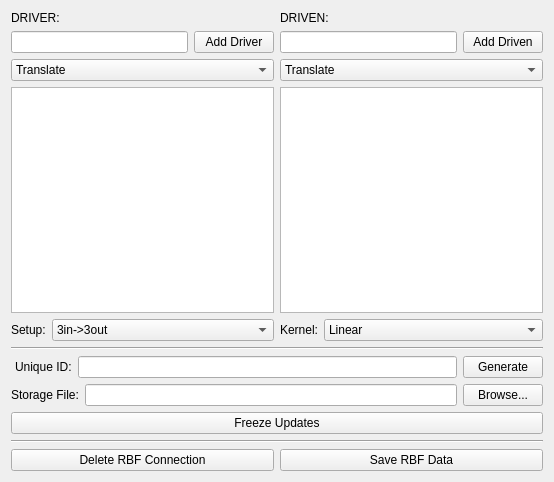
First picture: the form in SimonsSandbox/RBFManagerWidget.ui, repository sburdick-code/MayaScripts, before the edit.
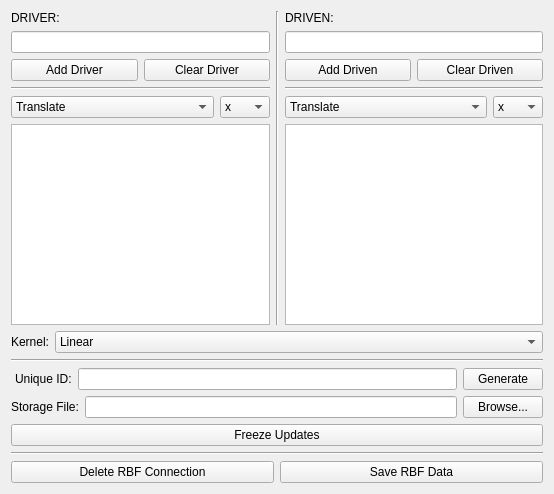
Second picture: the form after the edit.

Commit message: setup xyz selection for RBF Manager

The edit to the form file:
```diff
--- a/SimonsSandbox/RBFManagerWidget.ui
+++ b/SimonsSandbox/RBFManagerWidget.ui
@@ -7,7 +7,7 @@
     <x>0</x>
     <y>0</y>
     <width>554</width>
-    <height>482</height>
+    <height>494</height>
    </rect>
   </property>
   <property name="windowTitle">
@@ -26,19 +26,35 @@
         </widget>
        </item>
        <item>
-        <layout class="QHBoxLayout" name="horizontalLayout_2">
-         <item>
           <widget class="QLineEdit" name="Driver_LineEdit"/>
          </item>
          <item>
+        <layout class="QHBoxLayout" name="horizontalLayout_2">
+         <item>
           <widget class="QPushButton" name="AddDriver_Button">
            <property name="text">
             <string>Add Driver</string>
            </property>
           </widget>
          </item>
+         <item>
+          <widget class="QPushButton" name="ClearDriver_Button">
+           <property name="text">
+            <string>Clear Driver</string>
+           </property>
+          </widget>
+         </item>
         </layout>
        </item>
+       <item>
+        <widget class="Line" name="line_3">
+         <property name="orientation">
+          <enum>Qt::Horizontal</enum>
+         </property>
+        </widget>
+       </item>
+       <item>
+        <layout class="QHBoxLayout" name="horizontalLayout_10">
        <item>
         <widget class="QComboBox" name="Driver_ComboBox">
          <item>
@@ -59,10 +75,64 @@
         </widget>
        </item>
        <item>
+          <widget class="QComboBox" name="DriverSetup_ComboBox">
+           <property name="maximumSize">
+            <size>
+             <width>50</width>
+             <height>16777215</height>
+            </size>
+           </property>
+           <item>
+            <property name="text">
+             <string>x</string>
+            </property>
+           </item>
+           <item>
+            <property name="text">
+             <string>y</string>
+            </property>
+           </item>
+           <item>
+            <property name="text">
+             <string>z</string>
+            </property>
+           </item>
+           <item>
+            <property name="text">
+             <string>xy</string>
+            </property>
+           </item>
+           <item>
+            <property name="text">
+             <string>xz</string>
+            </property>
+           </item>
+           <item>
+            <property name="text">
+             <string>yz</string>
+            </property>
+           </item>
+           <item>
+            <property name="text">
+             <string>xyz</string>
+            </property>
+           </item>
+          </widget>
+         </item>
+        </layout>
+       </item>
+       <item>
         <widget class="QTableView" name="Driver_Table"/>
        </item>
       </layout>
      </item>
+     <item>
+      <widget class="Line" name="line_5">
+       <property name="orientation">
+        <enum>Qt::Vertical</enum>
+       </property>
+      </widget>
+     </item>
      <item>
       <layout class="QVBoxLayout" name="DrivenLayout">
        <item>
@@ -73,19 +143,35 @@
         </widget>
        </item>
        <item>
-        <layout class="QHBoxLayout" name="horizontalLayout_3">
-         <item>
           <widget class="QLineEdit" name="Driven_LineEdit"/>
          </item>
          <item>
+        <layout class="QHBoxLayout" name="horizontalLayout_3">
+         <item>
           <widget class="QPushButton" name="AddDriven_Button">
            <property name="text">
             <string>Add Driven</string>
            </property>
           </widget>
          </item>
+         <item>
+          <widget class="QPushButton" name="ClearDriven_Button">
+           <property name="text">
+            <string>Clear Driven</string>
+           </property>
+          </widget>
+         </item>
         </layout>
        </item>
+       <item>
+        <widget class="Line" name="line_4">
+         <property name="orientation">
+          <enum>Qt::Horizontal</enum>
+         </property>
+        </widget>
+       </item>
+       <item>
+        <layout class="QHBoxLayout" name="horizontalLayout_11">
        <item>
         <widget class="QComboBox" name="Driven_ComboBox">
          <item>
@@ -106,6 +192,53 @@
         </widget>
        </item>
        <item>
+          <widget class="QComboBox" name="DrivenSetup_ComboBox">
+           <property name="maximumSize">
+            <size>
+             <width>50</width>
+             <height>16777215</height>
+            </size>
+           </property>
+           <item>
+            <property name="text">
+             <string>x</string>
+            </property>
+           </item>
+           <item>
+            <property name="text">
+             <string>y</string>
+            </property>
+           </item>
+           <item>
+            <property name="text">
+             <string>z</string>
+            </property>
+           </item>
+           <item>
+            <property name="text">
+             <string>xy</string>
+            </property>
+           </item>
+           <item>
+            <property name="text">
+             <string>xz</string>
+            </property>
+           </item>
+           <item>
+            <property name="text">
+             <string>yz</string>
+            </property>
+           </item>
+           <item>
+            <property name="text">
+             <string>xyz</string>
+            </property>
+           </item>
+          </widget>
+         </item>
+        </layout>
+       </item>
+       <item>
         <widget class="QTableView" name="Driven_Table"/>
        </item>
       </layout>
@@ -115,76 +248,7 @@
    <item>
     <layout class="QHBoxLayout" name="horizontalLayout_4">
      <item>
-      <layout class="QHBoxLayout" name="horizontalLayout_6">
-       <item>
-        <widget class="QLabel" name="label_6">
-         <property name="text">
-          <string>Setup:</string>
-         </property>
-        </widget>
-       </item>
-       <item>
-        <widget class="QComboBox" name="Setup_ComboBox">
-         <property name="sizePolicy">
-          <sizepolicy hsizetype="Expanding" vsizetype="Fixed">
-           <horstretch>0</horstretch>
-           <verstretch>0</verstretch>
-          </sizepolicy>
-         </property>
-         <property name="currentText">
-          <string>3in-&gt;3out</string>
-         </property>
-         <property name="currentIndex">
-          <number>8</number>
-         </property>
-         <item>
-          <property name="text">
-           <string>1in-&gt;1out</string>
-          </property>
-         </item>
-         <item>
-          <property name="text">
-           <string>1in-&gt;2out</string>
-          </property>
-         </item>
-         <item>
-          <property name="text">
-           <string>1in-&gt;3out</string>
-          </property>
-         </item>
-         <item>
-          <property name="text">
-           <string>2in-&gt;1out</string>
-          </property>
-         </item>
-         <item>
-          <property name="text">
-           <string>2in-&gt;2out</string>
-          </property>
-         </item>
-         <item>
-          <property name="text">
-           <string>2in-&gt;3out</string>
-          </property>
-         </item>
-         <item>
-          <property name="text">
-           <string>3in-&gt;1out</string>
-          </property>
-         </item>
-         <item>
-          <property name="text">
-           <string>3in-&gt;2out</string>
-          </property>
-         </item>
-         <item>
-          <property name="text">
-           <string>3in-&gt;3out</string>
-          </property>
-         </item>
-        </widget>
-       </item>
-      </layout>
+      <layout class="QHBoxLayout" name="horizontalLayout_6"/>
      </item>
      <item>
       <layout class="QHBoxLayout" name="horizontalLayout_7">
```
Lines whose indentation alone changed are shown as unchanged. The commit also changes 1 other file.
